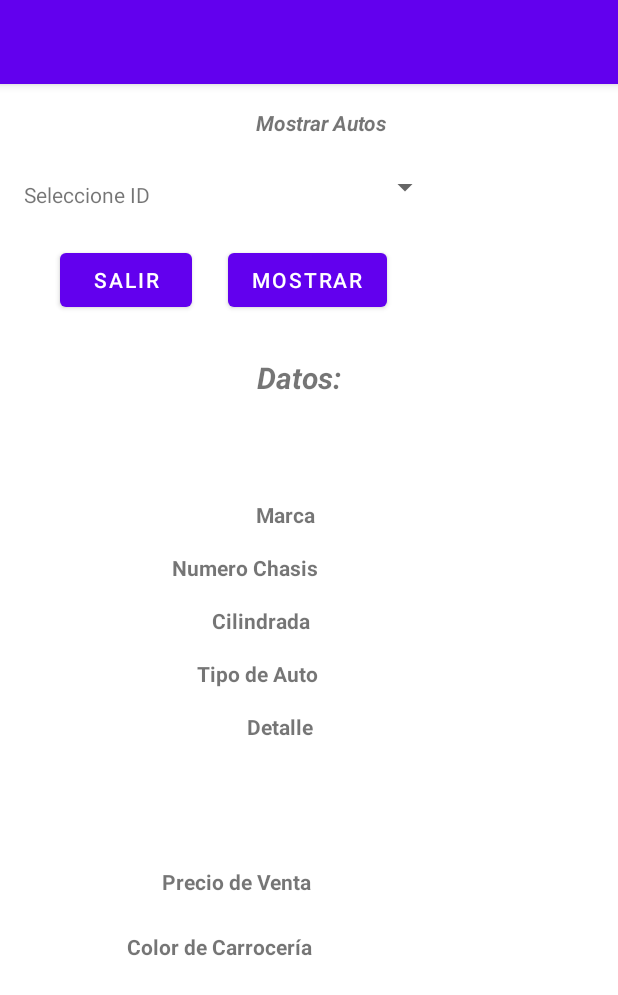
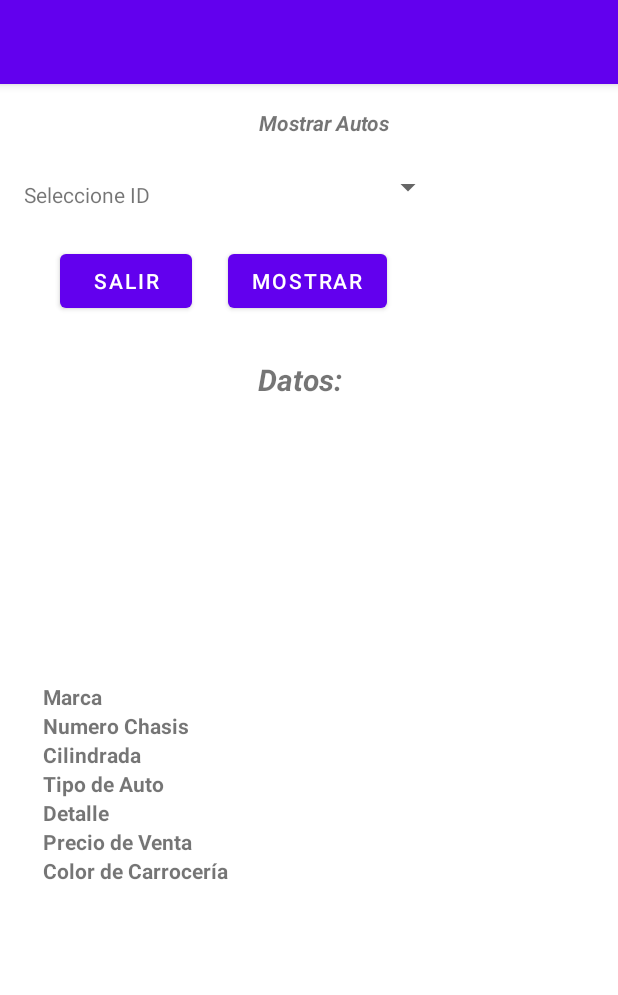
Before and after one commit to kaitomugui/certamen2, an Android app: the VerAutos screen opened directly, with no data from a screen before it, on a phone screen of 412 x 824 dp. Shown: the top 995 px of the screen. Run offline under Robolectric (Android 15) with nearby library versions, the phone set to English and light mode, and no system bars.

Commit message:
orden en ver autos

```diff
--- a/app/src/main/res/layout/activity_ver_autos.xml
+++ b/app/src/main/res/layout/activity_ver_autos.xml
@@ -20,11 +20,14 @@
 
     <Spinner
         android:id="@+id/spVIdAutos"
-        android:layout_width="182dp"
+        android:layout_width="0dp"
         android:layout_height="35dp"
-        android:layout_marginStart="12dp"
-        android:layout_marginLeft="12dp"
         android:layout_marginTop="16dp"
+        android:layout_marginEnd="116dp"
+        android:layout_marginRight="116dp"
+        android:layout_marginBottom="21dp"
+        app:layout_constraintBottom_toTopOf="@+id/btVSalir"
+        app:layout_constraintEnd_toEndOf="parent"
         app:layout_constraintStart_toEndOf="@+id/tvV2"
         app:layout_constraintTop_toBottomOf="@+id/tvV1" />
 
@@ -34,191 +37,37 @@
         android:layout_height="wrap_content"
         android:layout_marginStart="16dp"
         android:layout_marginLeft="16dp"
-        android:layout_marginBottom="3dp"
+        android:layout_marginTop="64dp"
+        android:layout_marginEnd="12dp"
+        android:layout_marginRight="12dp"
         android:text="Seleccione ID"
-        app:layout_constraintBottom_toBottomOf="@+id/spVIdAutos"
-        app:layout_constraintStart_toStartOf="parent" />
+        app:layout_constraintEnd_toStartOf="@+id/spVIdAutos"
+        app:layout_constraintStart_toStartOf="parent"
+        app:layout_constraintTop_toTopOf="parent" />
 
     <Button
         android:id="@+id/btVMostrar"
         android:layout_width="wrap_content"
         android:layout_height="wrap_content"
-        android:layout_marginTop="20dp"
-        android:layout_marginEnd="36dp"
-        android:layout_marginRight="36dp"
+        android:layout_marginStart="24dp"
+        android:layout_marginLeft="24dp"
+        android:layout_marginTop="24dp"
         android:text="Mostrar"
-        app:layout_constraintEnd_toEndOf="@+id/spVIdAutos"
-        app:layout_constraintTop_toBottomOf="@+id/spVIdAutos" />
+        app:layout_constraintStart_toEndOf="@+id/btVSalir"
+        app:layout_constraintTop_toBottomOf="@+id/tvV2" />
 
     <TextView
         android:id="@+id/tvV3"
         android:layout_width="wrap_content"
         android:layout_height="wrap_content"
-        android:layout_marginStart="19dp"
-        android:layout_marginLeft="19dp"
-        android:layout_marginTop="27dp"
+        android:layout_marginStart="20dp"
+        android:layout_marginLeft="20dp"
+        android:layout_marginTop="28dp"
         android:text="Datos:"
         android:textSize="20sp"
         android:textStyle="bold|italic"
         app:layout_constraintStart_toStartOf="@+id/btVMostrar"
         app:layout_constraintTop_toBottomOf="@+id/btVMostrar" />
-
-    <TextView
-        android:id="@+id/tvVMarca"
-        android:layout_width="wrap_content"
-        android:layout_height="wrap_content"
-        android:layout_marginTop="68dp"
-        android:layout_marginEnd="2dp"
-        android:layout_marginRight="2dp"
-        app:layout_constraintEnd_toStartOf="@+id/tvVChasis"
-        app:layout_constraintTop_toBottomOf="@+id/tvV3" />
-
-    <TextView
-        android:id="@+id/tvVTipoAuto"
-        android:layout_width="wrap_content"
-        android:layout_height="wrap_content"
-        android:layout_marginStart="3dp"
-        android:layout_marginLeft="3dp"
-        android:layout_marginTop="16dp"
-        app:layout_constraintStart_toStartOf="@+id/tvVDetalle"
-        app:layout_constraintTop_toBottomOf="@+id/tvVCilindrada" />
-
-    <TextView
-        android:id="@+id/tvV7"
-        android:layout_width="wrap_content"
-        android:layout_height="wrap_content"
-        android:layout_marginTop="16dp"
-        android:layout_marginEnd="24dp"
-        android:layout_marginRight="24dp"
-        android:text="Tipo de Auto"
-        android:textStyle="bold"
-        app:layout_constraintEnd_toStartOf="@+id/tvVTipoAuto"
-        app:layout_constraintTop_toBottomOf="@+id/tvV6" />
-
-    <TextView
-        android:id="@+id/tvV9"
-        android:layout_width="wrap_content"
-        android:layout_height="wrap_content"
-        android:layout_marginTop="84dp"
-        android:layout_marginEnd="24dp"
-        android:layout_marginRight="24dp"
-        android:text="Precio de Venta"
-        android:textStyle="bold"
-        app:layout_constraintEnd_toStartOf="@+id/tvVPrecio"
-        app:layout_constraintTop_toBottomOf="@+id/tvV8" />
-
-    <TextView
-        android:id="@+id/tvVPrecio"
-        android:layout_width="wrap_content"
-        android:layout_height="wrap_content"
-        android:layout_marginStart="4dp"
-        android:layout_marginLeft="4dp"
-        android:layout_marginTop="52dp"
-        android:layout_marginEnd="4dp"
-        android:layout_marginRight="4dp"
-        app:layout_constraintEnd_toEndOf="@+id/tvVTipoAuto"
-        app:layout_constraintStart_toEndOf="@+id/tvV3"
-        app:layout_constraintTop_toBottomOf="@+id/tvVDetalle" />
-
-    <TextView
-        android:id="@+id/tvVColor"
-        android:layout_width="wrap_content"
-        android:layout_height="wrap_content"
-        android:layout_marginTop="24dp"
-        app:layout_constraintStart_toStartOf="@+id/tvVPrecio"
-        app:layout_constraintTop_toBottomOf="@+id/tvVPrecio" />
-
-    <TextView
-        android:id="@+id/tvV10"
-        android:layout_width="wrap_content"
-        android:layout_height="wrap_content"
-        android:layout_marginTop="24dp"
-        android:layout_marginEnd="24dp"
-        android:layout_marginRight="24dp"
-        android:text="Color de Carrocería"
-        android:textStyle="bold"
-        app:layout_constraintEnd_toStartOf="@+id/tvVColor"
-        app:layout_constraintTop_toBottomOf="@+id/tvV9" />
-
-    <TextView
-        android:id="@+id/tvVCilindrada"
-        android:layout_width="wrap_content"
-        android:layout_height="wrap_content"
-        android:layout_marginTop="16dp"
-        android:layout_marginEnd="5dp"
-        android:layout_marginRight="5dp"
-        app:layout_constraintEnd_toEndOf="@+id/tvVChasis"
-        app:layout_constraintTop_toBottomOf="@+id/tvVChasis" />
-
-    <TextView
-        android:id="@+id/tvVDetalle"
-        android:layout_width="0dp"
-        android:layout_height="52dp"
-        android:layout_marginStart="5dp"
-        android:layout_marginLeft="5dp"
-        android:layout_marginTop="16dp"
-        android:layout_marginEnd="6dp"
-        android:layout_marginRight="6dp"
-        app:layout_constraintEnd_toEndOf="parent"
-        app:layout_constraintStart_toEndOf="@+id/tvV3"
-        app:layout_constraintTop_toBottomOf="@+id/tvVTipoAuto" />
-
-    <TextView
-        android:id="@+id/tvV5"
-        android:layout_width="wrap_content"
-        android:layout_height="wrap_content"
-        android:layout_marginTop="16dp"
-        android:layout_marginEnd="24dp"
-        android:layout_marginRight="24dp"
-        android:text="Numero Chasis"
-        android:textStyle="bold"
-        app:layout_constraintEnd_toStartOf="@+id/tvVChasis"
-        app:layout_constraintTop_toBottomOf="@+id/tvV4" />
-
-    <TextView
-        android:id="@+id/tvV6"
-        android:layout_width="wrap_content"
-        android:layout_height="wrap_content"
-        android:layout_marginTop="16dp"
-        android:layout_marginEnd="24dp"
-        android:layout_marginRight="24dp"
-        android:text="Cilindrada"
-        android:textStyle="bold"
-        app:layout_constraintEnd_toStartOf="@+id/tvVCilindrada"
-        app:layout_constraintTop_toBottomOf="@+id/tvV5" />
-
-    <TextView
-        android:id="@+id/tvV8"
-        android:layout_width="wrap_content"
-        android:layout_height="wrap_content"
-        android:layout_marginTop="16dp"
-        android:layout_marginEnd="24dp"
-        android:layout_marginRight="24dp"
-        android:text="Detalle"
-        android:textStyle="bold"
-        app:layout_constraintEnd_toStartOf="@+id/tvVDetalle"
-        app:layout_constraintTop_toBottomOf="@+id/tvV7" />
-
-    <TextView
-        android:id="@+id/tvV4"
-        android:layout_width="wrap_content"
-        android:layout_height="wrap_content"
-        android:layout_marginTop="68dp"
-        android:layout_marginEnd="24dp"
-        android:layout_marginRight="24dp"
-        android:text="Marca"
-        android:textStyle="bold"
-        app:layout_constraintEnd_toStartOf="@+id/tvVMarca"
-        app:layout_constraintTop_toBottomOf="@+id/tvV3" />
-
-    <TextView
-        android:id="@+id/tvVChasis"
-        android:layout_width="wrap_content"
-        android:layout_height="wrap_content"
-        android:layout_marginTop="16dp"
-        app:layout_constraintEnd_toEndOf="@+id/tvVTipoAuto"
-        app:layout_constraintStart_toStartOf="@+id/tvVTipoAuto"
-        app:layout_constraintTop_toBottomOf="@+id/tvVMarca" />
 
     <Button
         android:id="@+id/btVSalir"
@@ -228,8 +77,120 @@
         android:layout_marginLeft="40dp"
         android:text="Salir"
         app:layout_constraintBaseline_toBaselineOf="@+id/btVMostrar"
-        app:layout_constraintEnd_toStartOf="@+id/btVMostrar"
-        app:layout_constraintHorizontal_bias="0.0"
         app:layout_constraintStart_toStartOf="parent" />
 
+    <LinearLayout
+        android:id="@+id/linearLayout"
+        android:layout_width="164dp"
+        android:layout_height="156dp"
+        android:layout_marginStart="37dp"
+        android:layout_marginLeft="37dp"
+        android:layout_marginEnd="8dp"
+        android:layout_marginRight="8dp"
+        android:orientation="vertical"
+        app:layout_constraintBottom_toBottomOf="parent"
+        app:layout_constraintEnd_toStartOf="@+id/linearLayout2"
+        app:layout_constraintStart_toStartOf="parent"
+        app:layout_constraintTop_toBottomOf="@+id/tvV3"
+        app:layout_constraintVertical_bias="0.469">
+
+        <TextView
+            android:id="@+id/tvV4"
+            android:layout_width="wrap_content"
+            android:layout_height="wrap_content"
+            android:text="Marca"
+            android:textStyle="bold" />
+
+        <TextView
+            android:id="@+id/tvV5"
+            android:layout_width="wrap_content"
+            android:layout_height="wrap_content"
+            android:text="Numero Chasis"
+            android:textStyle="bold" />
+
+        <TextView
+            android:id="@+id/tvV6"
+            android:layout_width="wrap_content"
+            android:layout_height="wrap_content"
+            android:text="Cilindrada"
+            android:textStyle="bold" />
+
+        <TextView
+            android:id="@+id/tvV7"
+            android:layout_width="wrap_content"
+            android:layout_height="wrap_content"
+            android:text="Tipo de Auto"
+            android:textStyle="bold" />
+
+        <TextView
+            android:id="@+id/tvV8"
+            android:layout_width="wrap_content"
+            android:layout_height="wrap_content"
+            android:text="Detalle"
+            android:textStyle="bold" />
+
+        <TextView
+            android:id="@+id/tvV9"
+            android:layout_width="wrap_content"
+            android:layout_height="wrap_content"
+            android:text="Precio de Venta"
+            android:textStyle="bold" />
+
+        <TextView
+            android:id="@+id/tvV10"
+            android:layout_width="wrap_content"
+            android:layout_height="wrap_content"
+            android:text="Color de Carrocería"
+            android:textStyle="bold" />
+    </LinearLayout>
+
+    <LinearLayout
+        android:id="@+id/linearLayout2"
+        android:layout_width="212dp"
+        android:layout_height="150dp"
+        android:layout_marginEnd="8dp"
+        android:layout_marginRight="8dp"
+        android:orientation="vertical"
+        app:layout_constraintBottom_toBottomOf="parent"
+        app:layout_constraintEnd_toEndOf="parent"
+        app:layout_constraintStart_toEndOf="@+id/linearLayout"
+        app:layout_constraintTop_toBottomOf="@+id/tvV3"
+        app:layout_constraintVertical_bias="0.469">
+
+        <TextView
+            android:id="@+id/tvVMarca"
+            android:layout_width="wrap_content"
+            android:layout_height="wrap_content" />
+
+        <TextView
+            android:id="@+id/tvVChasis"
+            android:layout_width="wrap_content"
+            android:layout_height="wrap_content" />
+
+        <TextView
+            android:id="@+id/tvVCilindrada"
+            android:layout_width="wrap_content"
+            android:layout_height="wrap_content" />
+
+        <TextView
+            android:id="@+id/tvVTipoAuto"
+            android:layout_width="wrap_content"
+            android:layout_height="wrap_content" />
+
+        <TextView
+            android:id="@+id/tvVDetalle"
+            android:layout_width="match_parent"
+            android:layout_height="wrap_content" />
+
+        <TextView
+            android:id="@+id/tvVPrecio"
+            android:layout_width="wrap_content"
+            android:layout_height="wrap_content" />
+
+        <TextView
+            android:id="@+id/tvVColor"
+            android:layout_width="wrap_content"
+            android:layout_height="wrap_content" />
+    </LinearLayout>
+
 </androidx.constraintlayout.widget.ConstraintLayout>
```
